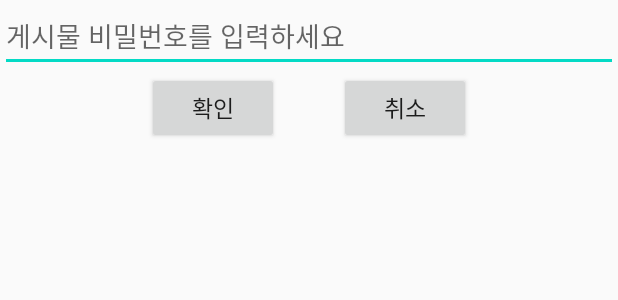
After one commit to sts06017/ShuttleLocationProject, an Android app: the layout deletedialog.xml on its own in the app's theme, with its tools: preview values and no code run, on a phone screen of 412 x 824 dp. The commit adds this screen. Shown: the top 300 px of the screen. Run offline under Robolectric (Android 15) with nearby library versions, the phone set to English and light mode, and no system bars.

Commit message:
게시물 삭제 - 암호화

```diff
--- /dev/null
+++ b/app/src/main/res/layout/deletedialog.xml
@@ -0,0 +1,40 @@
+<?xml version="1.0" encoding="utf-8"?>
+<LinearLayout
+    xmlns:android="http://schemas.android.com/apk/res/android"
+    android:orientation="vertical"
+    android:layout_width="match_parent"
+    android:layout_height="match_parent">
+
+
+    <EditText
+        android:id="@+id/deletedialog_et_password"
+        android:layout_width="match_parent"
+        android:layout_height="wrap_content"
+        android:ems="10"
+        android:inputType="textPersonName"
+        android:hint="게시물 비밀번호를 입력하세요" />
+
+    <LinearLayout
+        android:layout_width="match_parent"
+        android:layout_height="wrap_content"
+        android:gravity="center"
+        android:orientation="horizontal">
+
+        <Button
+            android:id="@+id/deletedialog_btn_delete"
+            android:layout_width="wrap_content"
+            android:layout_height="wrap_content"
+            android:textSize = "15sp"
+            android:layout_marginRight="20dp"
+            android:text="확인" />
+
+        <Button
+            android:id="@+id/deletedialog_btn_cancel"
+            android:layout_width="wrap_content"
+            android:layout_height="wrap_content"
+            android:textSize = "15sp"
+            android:layout_marginLeft="20dp"
+            android:text="취소" />
+    </LinearLayout>
+
+</LinearLayout>
```
Also changed, not shown: app/src/main/java/kr/rabbito/shuttlelocationproject/CommunityActivity.kt (+5 -2 lines), app/src/main/java/kr/rabbito/shuttlelocationproject/PostActivity.kt (+9 -2 lines), app/src/main/java/kr/rabbito/shuttlelocationproject/PostDetailActivity.kt (+34 -3 lines), app/src/main/java/kr/rabbito/shuttlelocationproject/data/DeleteDialog.kt (added, +49 -0 lines), app/src/main/java/kr/rabbito/shuttlelocationproject/function/password.kt (added, +28 -0 lines), app/src/main/res/layout/activity_post_detail.xml (+7 -1 lines).
